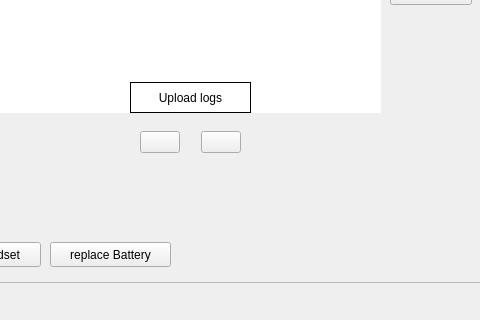
Qt form neureset/mainwindow.ui (Gabmelom/neureset) before a commit; both pictures show x 110 to 590 and y 338 to 658 of the 1222 by 658 pixel window.
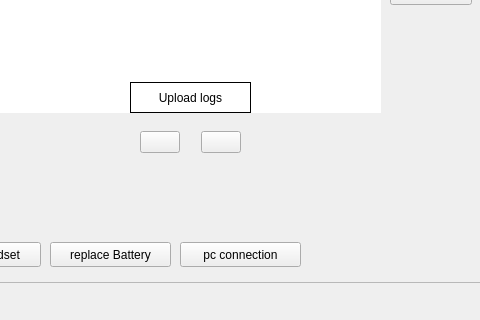
The same form after that commit. Icons and pictures are not drawn.

Commit message: fix device won't turn off after battery and add pc connection

Patch:
```diff
--- a/neureset/mainwindow.ui
+++ b/neureset/mainwindow.ui
@@ -552,6 +552,19 @@
       <string>TextLabel</string>
      </property>
     </widget>
+    <widget class="QPushButton" name="pcConnButton">
+     <property name="geometry">
+      <rect>
+       <x>280</x>
+       <y>570</y>
+       <width>121</width>
+       <height>25</height>
+      </rect>
+     </property>
+     <property name="text">
+      <string>pc connection</string>
+     </property>
+    </widget>
    </widget>
    <widget class="QFrame" name="pcFrame">
     <property name="geometry">
```
The commit also changes 4 other files.
